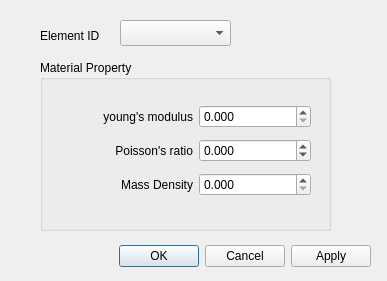
Above: test_qt/solid2d/dialog_solid2d.ui from jjqcat/delfem before the change. Below: the same form after it.
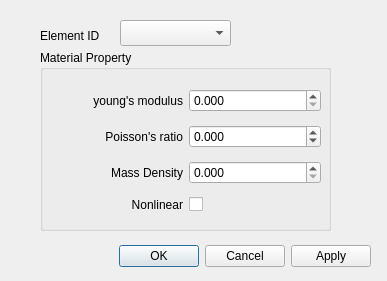
That is the form after the change.

Commit message: modify qt_test/solid2d

Patch:
```diff
--- a/test_qt/solid2d/dialog_solid2d.ui
+++ b/test_qt/solid2d/dialog_solid2d.ui
@@ -62,9 +62,9 @@
    <property name="geometry">
     <rect>
      <x>40</x>
-     <y>60</y>
+     <y>50</y>
      <width>291</width>
-     <height>171</height>
+     <height>181</height>
     </rect>
    </property>
    <property name="title">
@@ -73,10 +73,10 @@
    <widget class="QWidget" name="gridLayoutWidget">
     <property name="geometry">
      <rect>
-      <x>30</x>
-      <y>30</y>
-      <width>251</width>
-      <height>121</height>
+      <x>0</x>
+      <y>22</y>
+      <width>291</width>
+      <height>161</height>
      </rect>
     </property>
     <layout class="QGridLayout" name="gridLayout">
@@ -173,6 +173,23 @@
        </property>
       </widget>
      </item>
+     <item row="4" column="2">
+      <widget class="QCheckBox" name="checkBox_nonlin">
+       <property name="text">
+        <string/>
+       </property>
+      </widget>
+     </item>
+     <item row="4" column="0">
+      <widget class="QLabel" name="label_5">
+       <property name="text">
+        <string>Nonlinear</string>
+       </property>
+       <property name="alignment">
+        <set>Qt::AlignRight|Qt::AlignTrailing|Qt::AlignVCenter</set>
+       </property>
+      </widget>
+     </item>
     </layout>
    </widget>
   </widget>
```
The commit also changes 20 other files.
